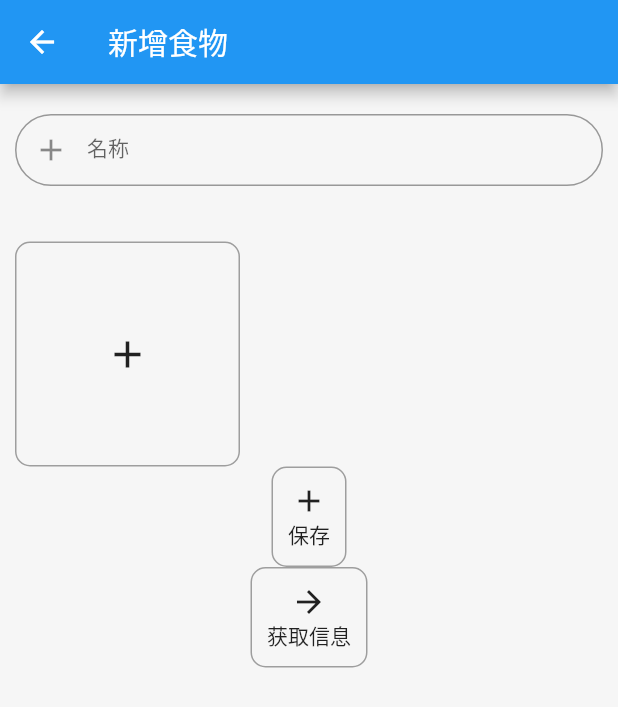
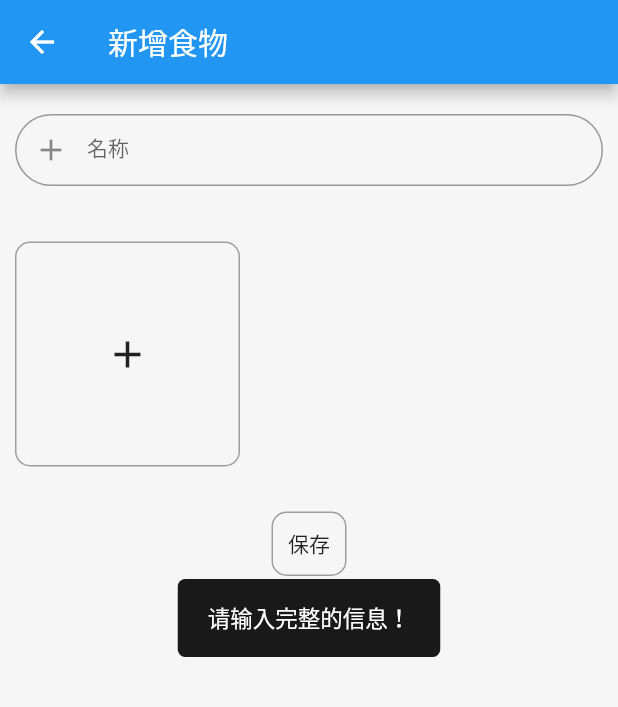
Before and after one commit to shiramashiro/random_foods, a Flutter app: the AddFoodsPage screen opened directly, after a tap on "保存", on a phone screen of 412 x 824 dp. Shown: the top 707 px of the screen. Run offline on Flutter 3.47's test engine with Material 2 defaults, Android fonts, the light colour scheme and no system bars; our stand-ins replace flutter_easyloading, image_picker, sqflite; accounts and stored records are empty.

Commit message:
添加食物，以及查询食物的页面已完成

```diff
--- a/lib/components/text_icon_button.dart
+++ b/lib/components/text_icon_button.dart
@@ -4,29 +4,68 @@ import 'package:random_foods/utils/callbacks.dart';
 class TextIconButton extends StatelessWidget {
   const TextIconButton({
     Key? key,
-    required this.icon,
     required this.text,
+    this.icon,
     this.onTap,
+    this.isBorder = true,
+    this.iconSize = 22,
+    this.buttonPadding = 10,
+    this.marginBottom = 5,
+    this.marginLeft = 5,
+    this.marginRight = 5,
+    this.marginTop = 5,
   }) : super(key: key);
 
-  final IconData icon;
+  final IconData? icon;
   final String text;
   final OnTap? onTap;
+  final bool isBorder;
+  final double iconSize;
+  final double buttonPadding;
+  final double marginTop;
+  final double marginBottom;
+  final double marginLeft;
+  final double marginRight;
 
-  @override
-  Widget build(BuildContext context) {
+  Widget _createButton() {
+    if (icon == null) {
+      return Column(
+        children: [Text(text)],
+      );
+    } else {
+      return Column(
+        children: [Icon(icon, size: iconSize), Text(text)],
+      );
+    }
+  }
+
+  Widget _createButtonContainer() {
+    if (isBorder) {
       return Container(
-      padding: const EdgeInsets.all(10),
+        margin: EdgeInsets.only(top: marginTop, bottom: marginBottom, left: marginLeft, right: marginRight),
+        padding: EdgeInsets.all(buttonPadding),
         decoration: BoxDecoration(
           borderRadius: const BorderRadius.all(Radius.circular(10)),
           border: Border.all(width: 1, color: Colors.grey),
         ),
         child: InkWell(
           onTap: onTap,
-        child: Column(
-          children: [Icon(icon), Text(text)],
+          child: _createButton(),
         ),
+      );
+    } else {
+      return Container(
+        padding: EdgeInsets.only(top: marginTop, bottom: marginBottom, left: marginLeft, right: marginRight),
+        child: InkWell(
+          onTap: onTap,
+          child: _createButton(),
         ),
       );
     }
   }
+
+  @override
+  Widget build(BuildContext context) {
+    return _createButtonContainer();
+  }
+}
--- a/lib/main.dart
+++ b/lib/main.dart
@@ -1,4 +1,5 @@
 import 'package:flutter/material.dart';
+import 'package:flutter_easyloading/flutter_easyloading.dart';
 import 'package:random_foods/pages/home_page.dart';
 
 void main() {
@@ -18,6 +19,7 @@ class MyApp extends StatelessWidget {
         backgroundColor: const Color.fromRGBO(246, 246, 246, 1.0),
       ),
       home: const HomePage(),
+      builder: EasyLoading.init(),
     );
   }
 }
--- a/lib/pages/add_foods_page.dart
+++ b/lib/pages/add_foods_page.dart
@@ -1,12 +1,11 @@
-import 'dart:typed_data';
-
 import 'package:flutter/material.dart';
 import 'package:image_picker/image_picker.dart';
 import 'package:random_foods/components/form_input.dart';
 import 'package:random_foods/components/image_selector.dart';
 import 'package:random_foods/components/text_icon_button.dart';
 import 'package:random_foods/models/food.dart';
-import 'package:random_foods/service/save_food_service.dart';
+import 'package:random_foods/service/foods_service.dart';
+import 'package:random_foods/utils/datetime_manager.dart';
 
 class AddFoodsPage extends StatefulWidget {
   const AddFoodsPage({Key? key}) : super(key: key);
@@ -17,7 +16,7 @@ class AddFoodsPage extends StatefulWidget {
 
 class _AddFoodsPageState extends State<AddFoodsPage> {
   final TextEditingController _name = TextEditingController();
-  final SaveFoodService _service = SaveFoodService();
+  final FoodsService _service = FoodsService();
   XFile? imageFile;
 
   @override
@@ -50,23 +49,26 @@ class _AddFoodsPageState extends State<AddFoodsPage> {
               ),
               TextIconButton(
                 text: '保存',
-                icon: Icons.add,
-                onTap: () async {
-                  _service.storage(
-                    file: imageFile!,
-                    onImageStorage: (image) {
-                      return Food(name: _name.text, image: image);
+                marginTop: 30,
+                onTap: () {
+                  _service.valid(
+                    file: imageFile,
+                    foodName: _name.text,
+                    success: () {
+                      _service.storage(
+                        file: imageFile!,
+                        onImageStorage: (image) {
+                          return Food(
+                            name: _name.text,
+                            image: image,
+                            entryDate: DateTimeManager().getDateTime(),
+                          );
+                        },
+                      );
                     },
                   );
                 },
               ),
-              TextIconButton(
-                icon: Icons.arrow_forward,
-                text: '获取信息',
-                onTap: () {
-                  _service.display();
-                },
-              )
             ],
           ),
         ),
--- a/lib/service/save_food_service.dart
+++ b/lib/service/foods_service.dart
@@ -1,9 +1,11 @@
 import 'package:image_picker/image_picker.dart';
+import 'package:flutter_easyloading/flutter_easyloading.dart';
+import 'package:random_foods/models/food.dart';
 import 'package:random_foods/service/database/db_operation.dart';
 import 'package:random_foods/utils/callbacks.dart';
 import 'package:random_foods/utils/picture_operation.dart';
 
-class SaveFoodService {
+class FoodsService {
   final DatabaseOp _databaseOp = DatabaseOp();
   final PictureOperation _pictureOp = PictureOperation();
 
@@ -21,24 +23,35 @@ class SaveFoodService {
     );
   }
 
-  storage({
+  void valid({
+    required String? foodName,
+    required XFile? file,
+    required ValidSuccess success,
+  }) {
+    if (foodName != null && file != null) {
+      success();
+    } else {
+      EasyLoading.showToast('请输入完整的信息！');
+    }
+  }
+
+  void storage({
     required XFile file,
     required OnImageStorage onImageStorage,
   }) async {
-    _pictureOp.writeImageIntoDir(await file.readAsBytes(), file.name).then((imgPath) {
-      _databaseOp.dbExists('foods', isExists: () {
-        _databaseOp.insert('foods', onImageStorage(imgPath).toJson());
-      }, notExists: () {
-        _createTable().then((value) {
-          _databaseOp.insert('foods', onImageStorage(imgPath).toJson());
-        });
-      });
+    String imgPath = await _pictureOp.writeImageIntoDir(await file.readAsBytes(), file.name);
+    _databaseOp.dbExists('foods', isExists: () {
+      _databaseOp.insert('foods', onImageStorage(imgPath).toJson());
+    }, notExists: () async {
+      await _createTable();
+      _databaseOp.insert('foods', onImageStorage(imgPath).toJson());
     });
   }
 
-  display() {
+  void display(QuerySuccess success) {
     _databaseOp.select('foods', success: (e) {
-      print(e);
+      success(e);
     });
   }
+
 }
--- a/lib/utils/callbacks.dart
+++ b/lib/utils/callbacks.dart
@@ -4,3 +4,4 @@ import 'package:random_foods/models/food.dart';
 typedef OnTap = void Function();
 typedef OnImagePicked = void Function(XFile e);
 typedef OnImageStorage = Food Function(String imgPath);
+typedef ValidSuccess = void Function();
--- a/lib/utils/date_utils.dart
+++ b/lib/utils/datetime_manager.dart
@@ -1,4 +1,4 @@
-class DateUtils {
+class DateTimeManager {
   final DateTime _dateTime = DateTime.now();
 
   String getDate() {
--- a/pubspec.yaml
+++ b/pubspec.yaml
@@ -41,6 +41,7 @@ dev_dependencies:
   image_picker: ^0.8.4+11
   path_provider: ^2.0.9
   sqflite: ^2.0.2
+  flutter_easyloading: ^3.0.3
   path: ^1.8.0
 
   # The "flutter_lints" package below contains a set of recommended lints to
```
Also changed, not shown: lib/components/clickable_icon.dart (added, +29 -0 lines), lib/pages/home_page.dart (+8 -0 lines), lib/pages/show_foods_page.dart (added, +67 -0 lines), lib/service/database/db_operation.dart (+13 -13 lines), pubspec.lock. Lines whose indentation alone changed are shown as unchanged.
